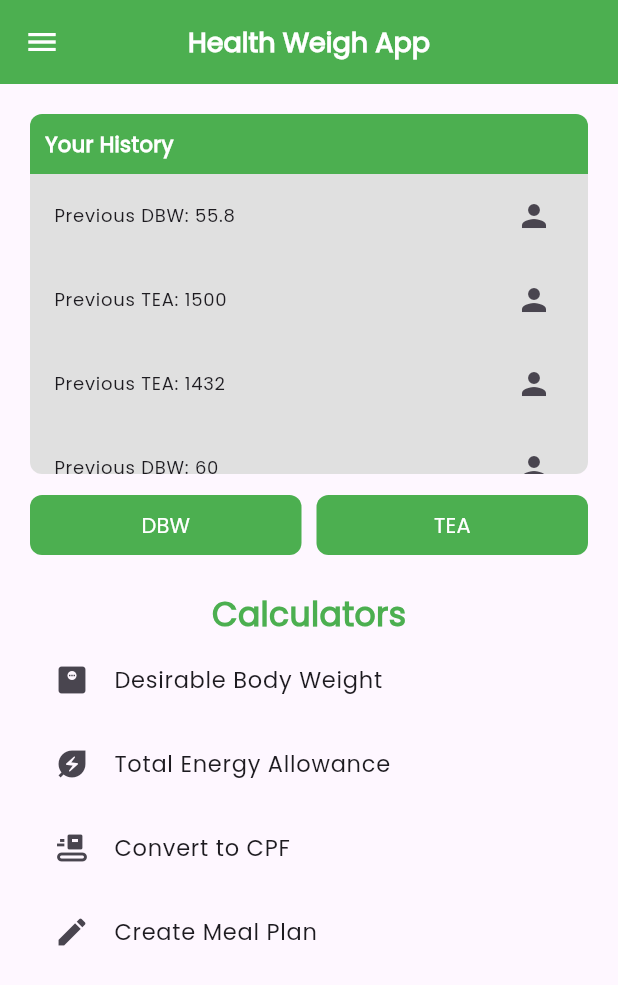
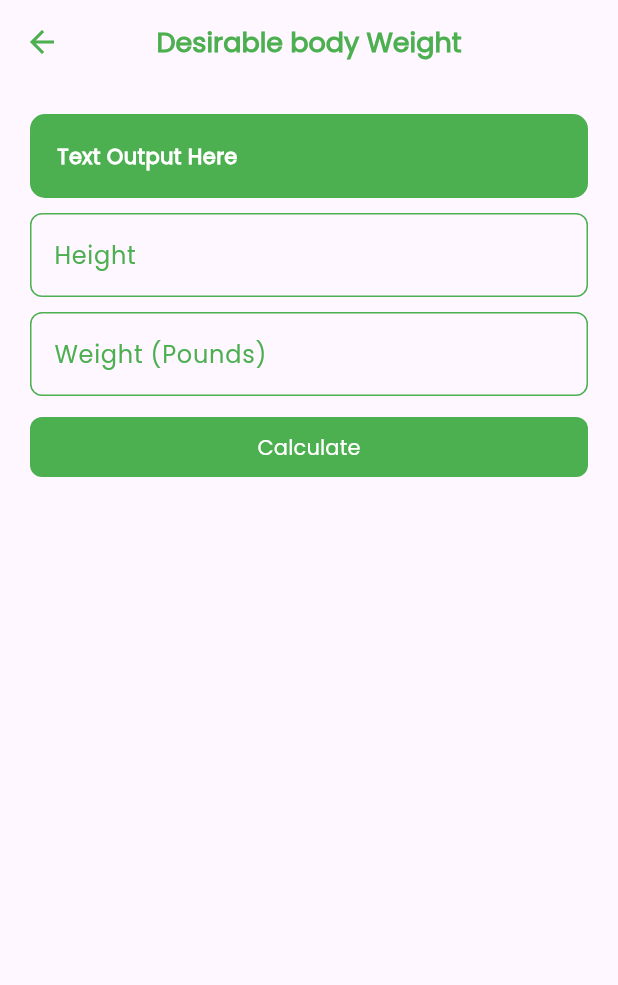
Before and after one commit to Kongshady/MobileDevNotifier, a Flutter app: the HomeScreen screen opened directly, after a tap on "DBW", on a phone screen of 412 x 824 dp. Shown: the top 985 px of the screen. Run offline on Flutter 3.47's test engine with Material 3 defaults, Android fonts, the phone set to English and light mode, and no system bars.

Commit message:
Updated Code

```diff
--- /dev/null
+++ b/lib/screen_routes/dbw_screen.dart
@@ -0,0 +1,76 @@
+import 'package:flutter/material.dart';
+import 'package:health_app/widgets/custom_button.dart';
+import 'package:health_app/widgets/custom_textfield.dart';
+
+class DBWScreen extends StatelessWidget {
+  const DBWScreen({super.key});
+
+  @override
+  Widget build(BuildContext context) {
+    return Scaffold(
+      appBar: AppBar(
+        title: const Text(
+          'Desirable body Weight',
+          style: TextStyle(
+            fontSize: 18,
+            fontWeight: FontWeight.bold,
+          ),
+        ),
+        backgroundColor: Colors.transparent,
+        foregroundColor: Colors.green,
+        centerTitle: true,
+      ),
+
+      // Body Area
+
+      body: SafeArea(
+        child: Padding(
+          padding: const EdgeInsets.all(20.0),
+          child: Column(
+            children: [
+              Container(
+                width: double.infinity,
+                decoration: BoxDecoration(
+                    borderRadius: BorderRadius.circular(10),
+                    color: Colors.green),
+                padding: const EdgeInsets.all(18.0),
+                child: const Text(
+                  'Text Output Here',
+                  style: TextStyle(
+                      color: Colors.white, fontWeight: FontWeight.bold),
+                ),
+              ),
+              const SizedBox(
+                height: 10,
+              ),
+
+              // Implement Dropdown Here to choose between
+              // * Infants * Children * Adults
+
+              // Height textfield
+              const CustomTextfield(tfName: 'Height'),
+              const SizedBox(
+                height: 10,
+              ),
+
+              // Weight in pounds textfield
+              const CustomTextfield(tfName: 'Weight (Pounds)'),
+              const SizedBox(
+                height: 10,
+              ),
+
+              // Button To Pass the output value
+              SizedBox(
+                width: double.infinity,
+                child: CustomButton(
+                  buttonName: 'Calculate',
+                  onPressed: () {},
+                ),
+              )
+            ],
+          ),
+        ),
+      ),
+    );
+  }
+}
--- a/lib/screen_routes/home_screen.dart
+++ b/lib/screen_routes/home_screen.dart
@@ -2,7 +2,7 @@ import 'package:flutter/material.dart';
 import 'package:health_app/widgets/calculator_tile.dart';
 import 'package:health_app/widgets/history_tile.dart';
 import 'package:health_app/widgets/custom_button.dart';
-import 'package:health_app/widgets/homescreen_drawer.dart';
+// import 'package:health_app/widgets/homescreen_drawer.dart';
 
 class HomeScreen extends StatelessWidget {
   const HomeScreen({super.key});
@@ -25,7 +25,7 @@ class HomeScreen extends StatelessWidget {
 
       // Drawer
 
-      drawer: const HomescreenDrawer(),
+      // drawer: const HomescreenDrawer(),
 
       // Body
 
@@ -68,17 +68,31 @@ class HomeScreen extends StatelessWidget {
             // Row of buttons
             const SizedBox(height: 10),
 
-            const Row(
+            Row(
               children: [
-                Expanded(child: CustomButton(buttonName: 'DBW')),
-                // TEA BUTTON
+                // DBW BUTTON
+                Expanded(
+                  child: CustomButton(
+                    buttonName: 'DBW',
+                    onPressed: () {
+                      Navigator.pushNamed(context, '/dbw');
+                    },
+                  ),
+                ),
 
-                SizedBox(
+                const SizedBox(
                   width: 10,
                 ),
 
                 // TEA BUTTON
-                Expanded(child: CustomButton(buttonName: 'TEA')),
+                Expanded(
+                  child: CustomButton(
+                    buttonName: 'TEA',
+                    onPressed: () {
+                      Navigator.pushNamed(context, '/tea');
+                    },
+                  ),
+                ),
               ],
             ),
 
@@ -86,9 +100,9 @@ class HomeScreen extends StatelessWidget {
               height: 20,
             ),
 
-            const Column(
+            Column(
               children: [
-                Text(
+                const Text(
                   'Calculators',
                   style: TextStyle(
                       color: Colors.green,
@@ -98,18 +112,24 @@ class HomeScreen extends StatelessWidget {
                 CalculatorTile(
                   tileTitle: 'Desirable Body Weight',
                   icon: Icons.monitor_weight,
+                  onTap: () {
+                    Navigator.pushNamed(context, '/second');
+                  },
                 ),
                 CalculatorTile(
                   tileTitle: 'Total Energy Allowance',
                   icon: Icons.energy_savings_leaf,
+                  onTap: () {},
                 ),
                 CalculatorTile(
                   tileTitle: 'Convert to CPF',
                   icon: Icons.conveyor_belt,
+                  onTap: () {},
                 ),
                 CalculatorTile(
                   tileTitle: 'Create Meal Plan',
                   icon: Icons.create,
+                  onTap: () {},
                 ),
               ],
             )
--- a/lib/widgets/calculator_tile.dart
+++ b/lib/widgets/calculator_tile.dart
@@ -1,9 +1,11 @@
 import 'package:flutter/material.dart';
 
 class CalculatorTile extends StatelessWidget {
-  const CalculatorTile({super.key, required this.tileTitle, this.icon});
+  const CalculatorTile(
+      {super.key, required this.tileTitle, this.icon, required this.onTap});
   final String tileTitle;
   final IconData? icon;
+  final VoidCallback onTap;
 
   @override
   Widget build(BuildContext context) {
@@ -13,7 +15,7 @@ class CalculatorTile extends StatelessWidget {
         tileTitle,
         style: const TextStyle(fontSize: 15),
       ),
-      onTap: () {},
+      onTap: onTap,
     );
   }
 }
--- a/lib/widgets/custom_button.dart
+++ b/lib/widgets/custom_button.dart
@@ -1,14 +1,18 @@
 import 'package:flutter/material.dart';
 
 class CustomButton extends StatelessWidget {
-  const CustomButton({super.key, required this.buttonName});
-
+  const CustomButton({
+    super.key,
+    required this.buttonName,
+    required this.onPressed,
+  });
+  final VoidCallback onPressed;
   final String buttonName;
 
   @override
   Widget build(BuildContext context) {
     return FilledButton(
-      onPressed: () {},
+      onPressed: onPressed,
       style: ButtonStyle(
         backgroundColor: const WidgetStatePropertyAll(Colors.green),
         shape: WidgetStatePropertyAll(
--- /dev/null
+++ b/lib/widgets/custom_textfield.dart
@@ -0,0 +1,33 @@
+import 'package:flutter/material.dart';
+
+class CustomTextfield extends StatelessWidget {
+  const CustomTextfield({
+    super.key,
+    required this.tfName,
+  });
+  final String tfName;
+  // final ControllerCallback controller;
+
+  @override
+  Widget build(BuildContext context) {
+    return TextField(
+      // controller: ,
+      style: const TextStyle(color: Colors.green, fontWeight: FontWeight.bold),
+      decoration: InputDecoration(
+        labelText: tfName,
+        labelStyle: const TextStyle(color: Colors.green),
+        border: const OutlineInputBorder(
+          borderSide: BorderSide(color: Colors.green),
+        ),
+        focusedBorder: OutlineInputBorder(
+          borderRadius: BorderRadius.circular(8.0),
+          borderSide: const BorderSide(color: Colors.green),
+        ),
+        enabledBorder: OutlineInputBorder(
+          borderRadius: BorderRadius.circular(8.0),
+          borderSide: const BorderSide(color: Colors.green),
+        ),
+      ),
+    );
+  }
+}
--- a/lib/widgets/history_tile.dart
+++ b/lib/widgets/history_tile.dart
@@ -1,9 +1,9 @@
 import 'package:flutter/material.dart';
 
 class HistoryTile extends StatelessWidget {
-  const HistoryTile({super.key, required this.textTitle, this.icon});
+  const HistoryTile({super.key, required this.textTitle});
   final String textTitle;
-  final icon;
+  // final icon;
 
   @override
   Widget build(BuildContext context) {
```
Also changed, not shown: lib/main.dart (+6 -4 lines), lib/screen_routes/second_screen.dart (deleted, +0 -20 lines), lib/screen_routes/tea_screen.dart (added, +64 -0 lines), lib/tabs/adult_tab.dart (added, +17 -0 lines), lib/tabs/child_tab.dart (added, +15 -0 lines), lib/tabs/infant_tab.dart (added, +15 -0 lines).
